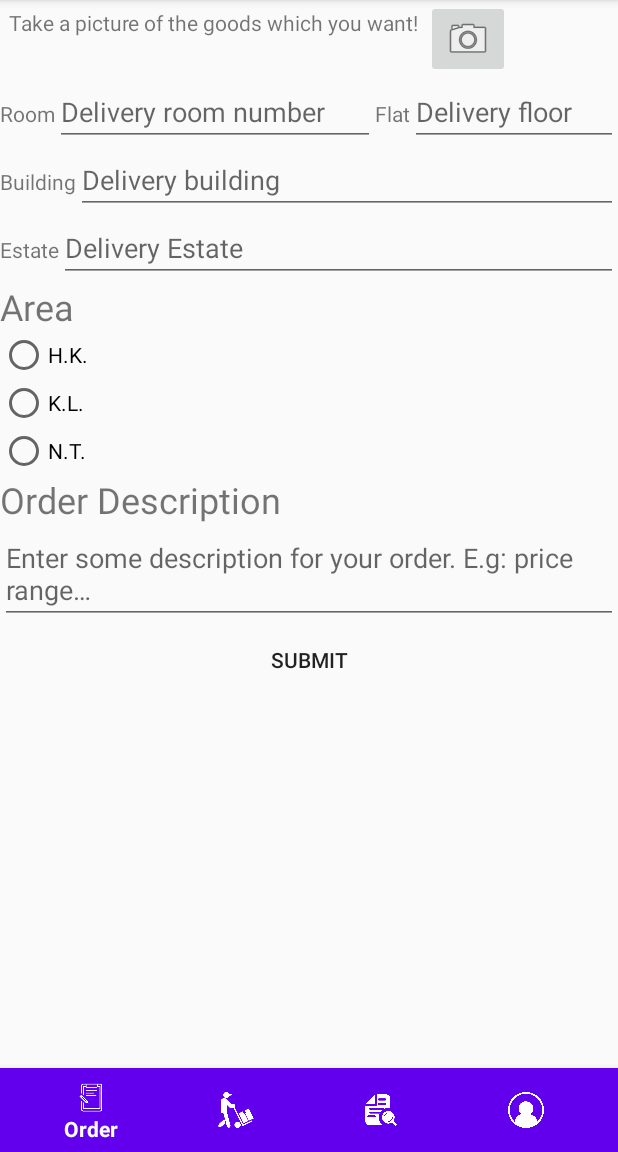
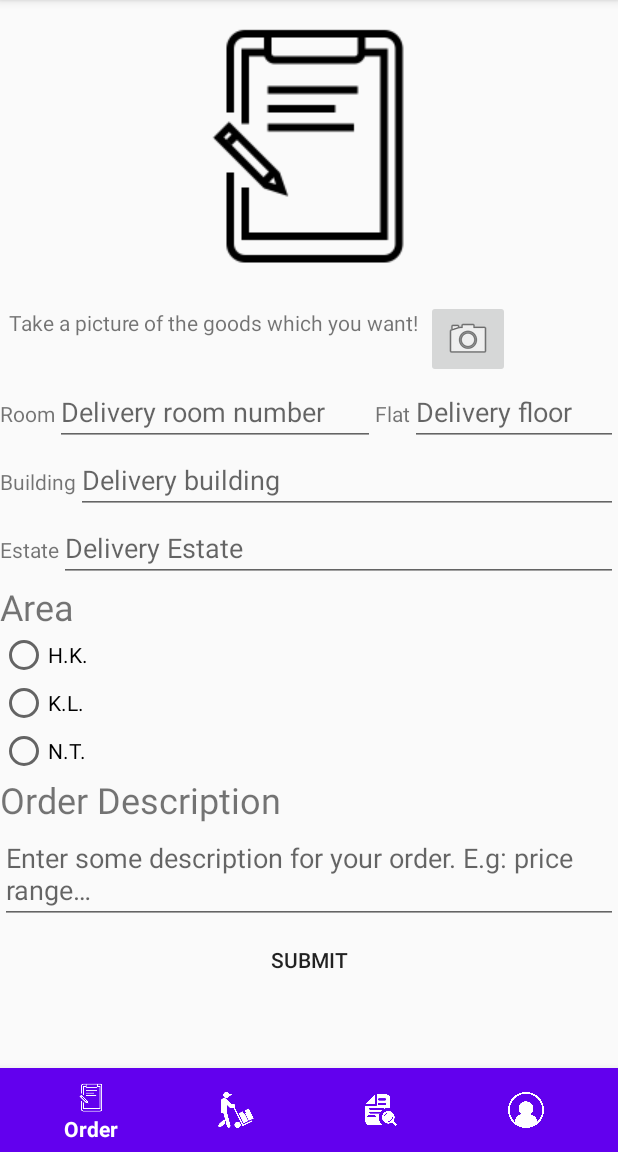
Before and after one commit to ansonmak3143/300CEM_ASSIGNMENT, an Android app: the fragment OrderFragment placed in its activity, on a phone screen of 412 x 824 dp, the part 84-1236 px from its top. Run offline under Robolectric (Android 15) with nearby library versions, the phone set to English and light mode, and no system bars; 4 statements that could not run were skipped.

Commit message:
update order layout
Signed-off-by: Mak Wing Hong <ansonmak3143@gmail.com>

```diff
--- a/app/src/main/res/layout/fragment_order.xml
+++ b/app/src/main/res/layout/fragment_order.xml
@@ -2,12 +2,16 @@
 <FrameLayout xmlns:android="http://schemas.android.com/apk/res/android"
     xmlns:tools="http://schemas.android.com/tools"
     android:layout_width="match_parent"
-    android:layout_height="match_parent"
+    android:layout_height="wrap_content"
     tools:context=".OrderFragment">
+
+    <ScrollView
+        android:layout_width="match_parent"
+        android:layout_height="wrap_content">
 
         <LinearLayout
             android:layout_width="match_parent"
-        android:layout_height="match_parent"
+            android:layout_height="wrap_content"
             android:orientation="vertical">
 
             <ImageView
@@ -16,7 +20,7 @@
                 android:layout_height="wrap_content"
                 android:contentDescription="@string/image_for_order"
                 android:src="@drawable/order"
-            android:visibility="gone" />
+                android:visibility="visible" />
 
             <LinearLayout
                 android:layout_width="match_parent"
@@ -56,8 +60,8 @@
                     android:layout_height="wrap_content"
                     android:ems="10"
                     android:hint="@string/delivery_room_number"
-                android:inputType="textPersonName"
-                android:importantForAutofill="no" />
+                    android:importantForAutofill="no"
+                    android:inputType="textPersonName" />
 
                 <TextView
                     android:id="@+id/orderFlatTxt"
@@ -71,8 +75,8 @@
                     android:layout_height="wrap_content"
                     android:ems="10"
                     android:hint="@string/delivery_floor"
-                android:inputType="textPersonName"
-                android:importantForAutofill="no" />
+                    android:importantForAutofill="no"
+                    android:inputType="textPersonName" />
             </LinearLayout>
 
             <LinearLayout
@@ -115,8 +119,8 @@
                     android:layout_weight="1"
                     android:ems="10"
                     android:hint="@string/delivery_estate"
-                android:inputType="textPersonName"
-                android:importantForAutofill="no" />
+                    android:importantForAutofill="no"
+                    android:inputType="textPersonName" />
             </LinearLayout>
 
             <TextView
@@ -164,16 +168,22 @@
                 android:ems="10"
                 android:gravity="start|top"
                 android:hint="@string/enter_some_description_for_your_order_e_g_price_range"
-            android:inputType="textMultiLine"
-            android:importantForAutofill="no" />
+                android:importantForAutofill="no"
+                android:inputType="textMultiLine" />
 
             <Button
                 android:id="@+id/orderSubmit"
                 android:layout_width="match_parent"
                 android:layout_height="wrap_content"
-            android:text="@string/registerSubmit"
-            android:background="?android:attr/selectableItemBackground" />
+                android:background="?android:attr/selectableItemBackground"
+                android:text="@string/registerSubmit" />
+
+            <TextView
+                android:id="@+id/textView"
+                android:layout_width="match_parent"
+                android:layout_height="70dp" />
 
         </LinearLayout>
+    </ScrollView>
 
 </FrameLayout>
```
Lines whose indentation alone changed are shown as unchanged.
